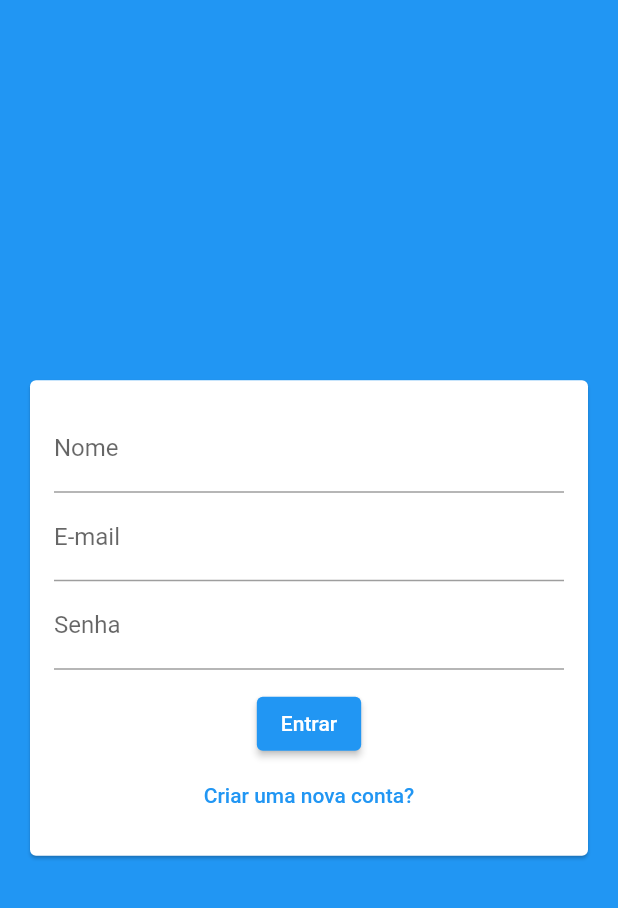
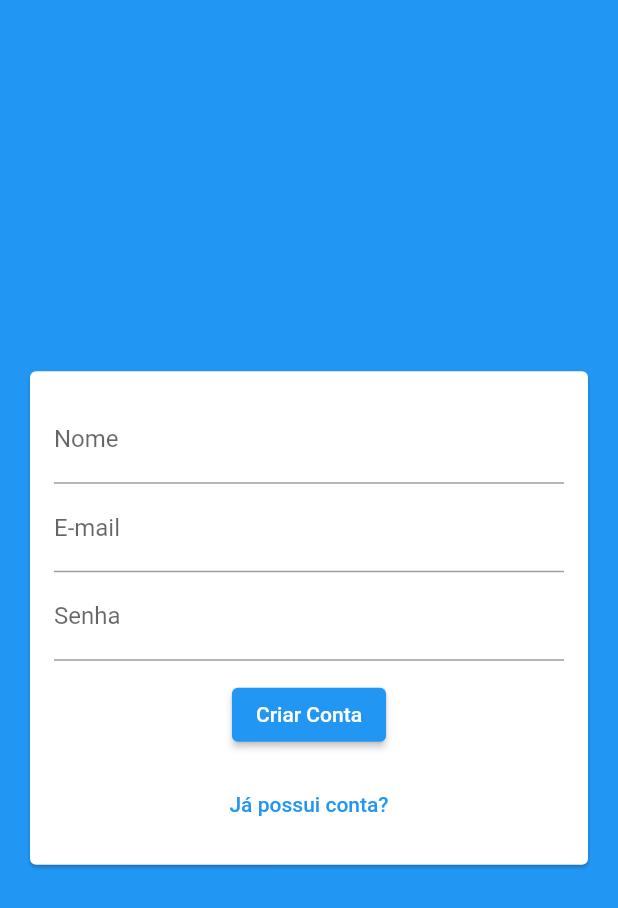
Before and after one commit to marceloguerra007/chat-flutter, a Flutter app: the screen it shows after launch, after a tap on "Criar uma nova conta?", on a phone screen of 412 x 824 dp. Shown: the top 908 px of the screen. Run offline on Flutter 3.47's test engine with Material 2 defaults, Android fonts, the phone set to English and light mode, and no system bars.

Commit message:
Regras de validação dos campos do form de autenticação.

```diff
--- a/lib/components/auth_form.dart
+++ b/lib/components/auth_form.dart
@@ -1,7 +1,24 @@
+import 'package:chat/models/auth_form_data.dart';
 import 'package:flutter/material.dart';
 
-class AuthForm extends StatelessWidget {
+class AuthForm extends StatefulWidget {
   const AuthForm({ Key? key }) : super(key: key);
+
+  @override
+  _AuthFormState createState() => _AuthFormState();
+}
+
+class _AuthFormState extends State<AuthForm> {
+  final _formKey = GlobalKey<FormState>();
+  final _formData = AuthFormData();
+
+  void _submmit(){
+    final isValid = _formKey.currentState?.validate() ?? false;
+
+    if (!isValid)
+      return;
+
+  }
 
   @override
   Widget build(BuildContext context) {
@@ -12,24 +29,68 @@ class AuthForm extends StatelessWidget {
         child: Form(
           child: Column(
             children: [
+              if ( _formData.isSignup)
+                TextFormField(
+                  key: ValueKey('name'),
+                  initialValue: _formData.name,
+                  onChanged: (name)=> _formData.name = name,
+                  decoration: InputDecoration(labelText: 'Nome'),
+                  validator: (_name){
+                    final name = _name ?? '';
+                    if (name.trim().length < 5){
+                      return 'Nome deve ter no minimo 5 caracteres.';
+                    }
+                    return null;
+                  },
+                ),
               TextFormField(
-                decoration: InputDecoration(labelText: 'Nome'),
+                key: ValueKey('email'),
+                initialValue: _formData.email,
+                onChanged: (email)=> _formData.email = email,
+                decoration: InputDecoration(labelText: 'E-mail'),
+                validator: (_email){
+                    final email = _email ?? '';
+                    if (!email.contains('@')){
+                      return 'Email inválido.';
+                    }
+                    return null;
+                  },
               ),
               TextFormField(
-                decoration: InputDecoration(labelText: 'E-mail'),
-              ),
-              TextFormField(
+                key: ValueKey('password'),
+                initialValue: _formData.password,
+                onChanged: (password)=> _formData.password = password,
                 obscureText: true,
                 decoration: InputDecoration(labelText: 'Senha'),
+                validator: (_password){
+                    final password = _password ?? '';
+                    if (password.length < 6){
+                      return 'Senha deve ter no minimo 6 caracteres.';
+                    }
+                    return null;
+                  }
               ),
               SizedBox(height: 12),
               ElevatedButton(
-                child: Text('Entrar'),
-                onPressed: (){}
+                child: Text(
+                  _formData.isLogin
+                  ? 'Entrar'
+                  : 'Criar Conta'
+                ),
+                onPressed: _submmit
               ),
+              SizedBox(height: 12),
               TextButton(
-                child: Text('Criar uma nova conta?'),
-                onPressed: (){}
+                child: Text(
+                  _formData.isLogin
+                  ? 'Criar uma nova conta?'
+                  : 'Já possui conta?'
+                ),
+                onPressed: (){
+                  setState(() {
+                    _formData.toggleAuthMode();
+                  });
+                }
               ),
             ],
           ),
```
